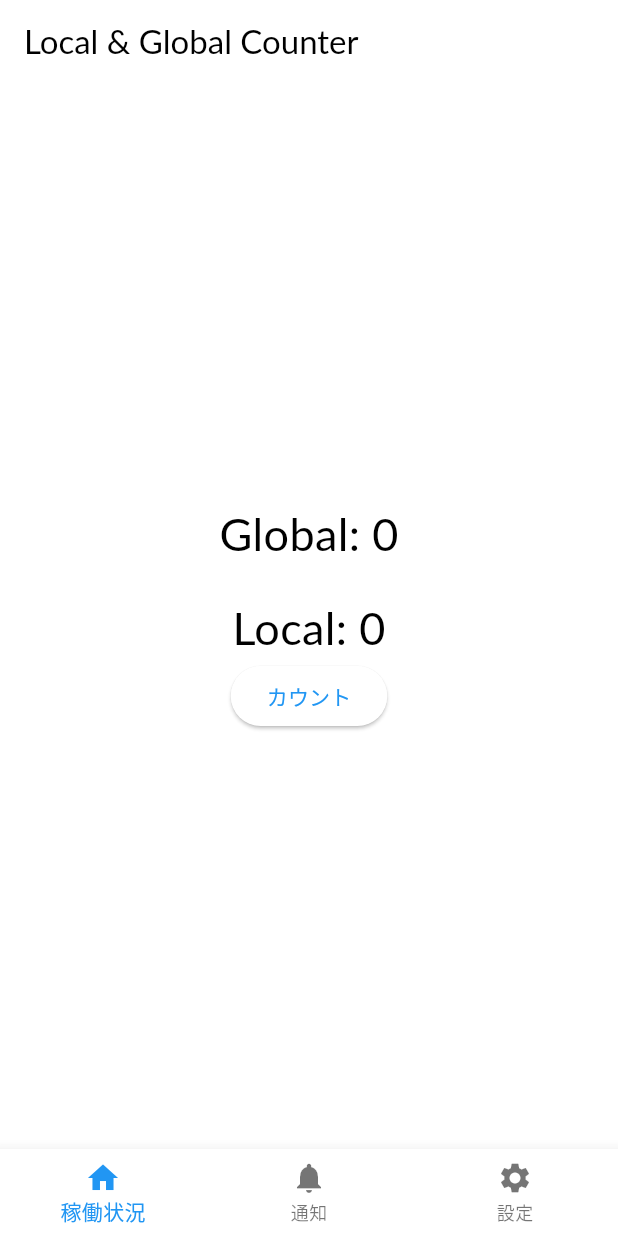
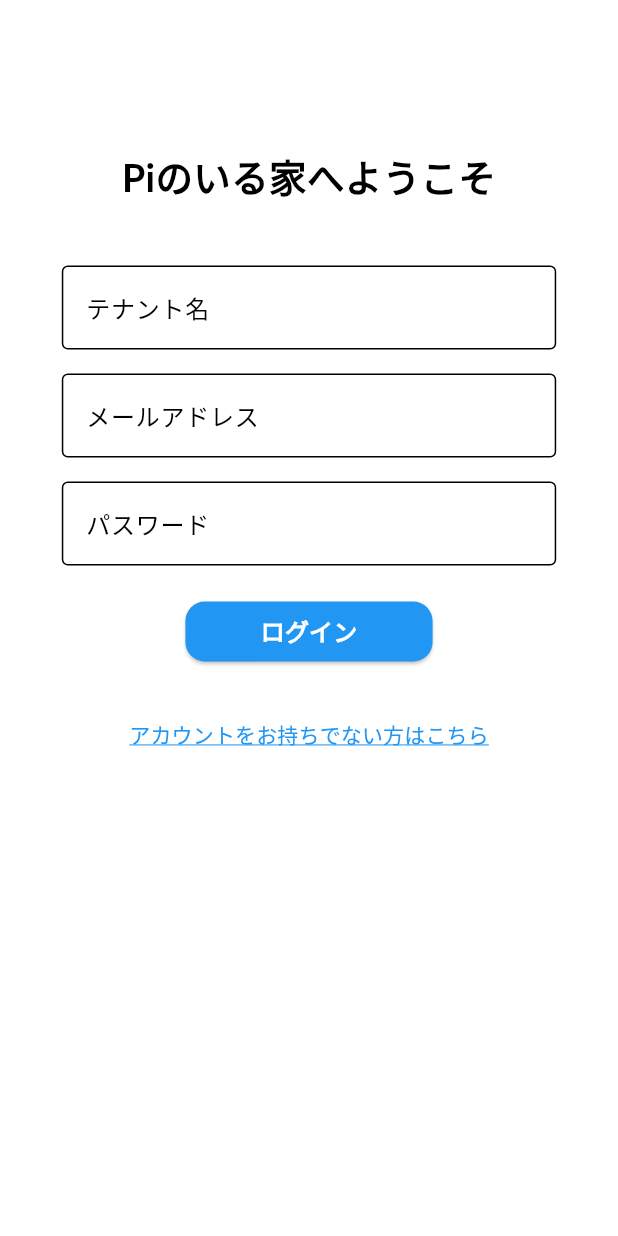
Before and after one commit to pis-house/pis-house-frontend, a Flutter app: the screen it shows after launch, on a phone screen of 412 x 824 dp. Run offline on Flutter 3.47's test engine with Material 3 defaults, Android fonts, the phone set to English and light mode, and no system bars; our stand-ins replace cloud_firestore, firebase_auth, firebase_core, flutter_hooks, flutter_secure_storage, go_router and 1 more; missing offline and left inert: ulid; accounts and stored records are empty; generated files the repository leaves out were written again; Roboto replaces fonts that are missing (Lato).

Commit message:
ログインページのレイアウトを実装

```diff
--- /dev/null
+++ b/lib/components/common/pis_button.dart
@@ -0,0 +1,66 @@
+import 'package:flutter/material.dart';
+
+class PisButton extends StatelessWidget {
+  final String label;
+  final VoidCallback? onPressed;
+  final bool isLoading;
+  final double? height;
+  final double? width;
+
+  const PisButton({
+    super.key,
+    required this.label,
+    this.onPressed,
+    this.isLoading = false,
+    this.height,
+    this.width,
+  });
+
+  @override
+  Widget build(BuildContext context) {
+    final theme = Theme.of(context);
+
+    final button = ElevatedButton(
+      style: ElevatedButton.styleFrom(
+        backgroundColor: theme.primaryColor,
+        foregroundColor: Colors.white,
+        shape: RoundedRectangleBorder(borderRadius: BorderRadius.circular(13)),
+      ),
+      onPressed: onPressed,
+      child: Row(
+        mainAxisSize: MainAxisSize.min,
+        mainAxisAlignment: MainAxisAlignment.center,
+        children: [
+          if (isLoading) ...[
+            SizedBox(
+              width: (height ?? 40) * 0.5,
+              height: (height ?? 40) * 0.5,
+              child: const CircularProgressIndicator(
+                color: Colors.white,
+                strokeWidth: 2,
+              ),
+            ),
+            const SizedBox(width: 8),
+          ],
+          Text(
+            label,
+            style: TextStyle(
+              fontSize: (height ?? 40) * 0.4,
+              fontWeight: FontWeight.bold,
+            ),
+          ),
+        ],
+      ),
+    );
+
+    final buttonWidget = (width != null || height != null)
+        ? SizedBox(
+            width: width,
+            height: height,
+            child: IgnorePointer(ignoring: isLoading, child: button),
+          )
+        : IgnorePointer(ignoring: isLoading, child: button);
+
+    return buttonWidget;
+  }
+}
--- /dev/null
+++ b/lib/components/common/pis_text_field.dart
@@ -0,0 +1,53 @@
+import 'package:flutter/material.dart';
+
+class PisTextField extends StatelessWidget {
+  final String label;
+  final bool obscureText;
+  final String? errorText;
+  final double? width;
+  final double? height;
+  final ValueChanged<String>? onChanged;
+
+  const PisTextField({
+    super.key,
+    required this.label,
+    this.obscureText = false,
+    this.errorText,
+    this.width,
+    this.height,
+    this.onChanged,
+  });
+
+  @override
+  Widget build(BuildContext context) {
+    final textField = TextField(
+      obscureText: obscureText,
+      onChanged: onChanged,
+      decoration: InputDecoration(
+        border: const OutlineInputBorder(),
+        labelText: label,
+      ),
+    );
+    final textFieldWidget = height != null
+        ? SizedBox(height: height, child: textField)
+        : textField;
+
+    return SizedBox(
+      width: width,
+      child: Column(
+        crossAxisAlignment: CrossAxisAlignment.start,
+        children: [
+          textFieldWidget,
+          if (errorText != null && errorText!.isNotEmpty)
+            Padding(
+              padding: const EdgeInsets.only(top: 4.0),
+              child: Text(
+                errorText!,
+                style: const TextStyle(color: Colors.red, fontSize: 12),
+              ),
+            ),
+        ],
+      ),
+    );
+  }
+}
--- a/lib/infrastructures/auth.dart
+++ b/lib/infrastructures/auth_service.dart
@@ -4,6 +4,8 @@ import 'package:pis_house_frontend/exceptions/tenant_exists_exception.dart';
 import 'package:pis_house_frontend/exceptions/tenant_join_exception.dart';
 import 'package:pis_house_frontend/exceptions/tenant_not_exists_exception.dart';
 import 'package:pis_house_frontend/exceptions/tenant_not_join_exception.dart';
+import 'package:pis_house_frontend/repositories/firebases/tenant_repository.dart';
+import 'package:pis_house_frontend/repositories/firebases/user_repository.dart';
 import 'package:pis_house_frontend/repositories/interfaces/tenant_repository_interface.dart';
 import 'package:pis_house_frontend/repositories/interfaces/user_repository_interface.dart';
 import 'package:pis_house_frontend/schemas/tenant_model.dart';
@@ -26,14 +28,14 @@ class AuthUser {
 }
 
 class AuthState {
-  final bool isLoggedIn;
+  final bool isSignIn;
   final AuthUser? user;
 
-  const AuthState({this.isLoggedIn = false, this.user});
+  const AuthState({this.isSignIn = false, this.user});
 
-  AuthState copyWith({bool? isLoggedIn, AuthUser? user}) {
+  AuthState copyWith({bool? isSignIn, AuthUser? user}) {
     return AuthState(
-      isLoggedIn: isLoggedIn ?? this.isLoggedIn,
+      isSignIn: isSignIn ?? this.isSignIn,
       user: user ?? this.user,
     );
   }
@@ -89,7 +91,7 @@ class AuthService extends StateNotifier<AuthState> {
       ),
     );
     state = state.copyWith(
-      isLoggedIn: true,
+      isSignIn: true,
       user: AuthUser(
         displayName: displayName,
         email: credential.user!.email ?? "",
@@ -143,7 +145,7 @@ class AuthService extends StateNotifier<AuthState> {
       ),
     );
     state = state.copyWith(
-      isLoggedIn: true,
+      isSignIn: true,
       user: AuthUser(
         displayName: newUser.displayName,
         email: credential.user!.email ?? "",
@@ -154,7 +156,7 @@ class AuthService extends StateNotifier<AuthState> {
     );
   }
 
-  Future<void> login({
+  Future<void> signIn({
     required String email,
     required String password,
     required String tenantName,
@@ -181,14 +183,24 @@ class AuthService extends StateNotifier<AuthState> {
       tenantId: existsTenant.id,
       userId: existUser.id,
     );
-    state = state.copyWith(isLoggedIn: true, user: user);
+    state = state.copyWith(isSignIn: true, user: user);
   }
 
-  Future<void> logout() async {
+  Future<void> signOut() async {
     await FirebaseAuth.instance.signOut();
     state = const AuthState();
   }
 
-  bool get isLoggedIn => state.isLoggedIn;
+  bool get isSignIn => state.isSignIn;
   AuthUser? get user => state.user;
 }
+
+final authServiceProvider = Provider<AuthService>((ref) {
+  final tenantRepository = ref.watch(tenantRepositoryProvider);
+  final userRepository = ref.watch(userRepositoryProvider);
+
+  return AuthService(
+    tenantRepository: tenantRepository,
+    userRepository: userRepository,
+  );
+});
--- a/lib/main.dart
+++ b/lib/main.dart
@@ -2,8 +2,6 @@ import 'package:flutter/material.dart';
 import 'package:hooks_riverpod/hooks_riverpod.dart';
 import 'package:pis_house_frontend/infrastructures/firebase_init.dart';
 import 'package:pis_house_frontend/route.dart';
-
-final authProvider = Provider((ref) {});
 
 void main() async {
   WidgetsFlutterBinding.ensureInitialized();
@@ -11,11 +9,12 @@ void main() async {
   runApp(const ProviderScope(child: MyApp()));
 }
 
-class MyApp extends StatelessWidget {
+class MyApp extends ConsumerWidget {
   const MyApp({super.key});
 
   @override
-  Widget build(BuildContext context) {
+  Widget build(BuildContext context, WidgetRef ref) {
+    final router = ref.watch(goRouterProvider);
     const ColorScheme defaultColors = ColorScheme.light(
       primary: Colors.blue,
       onPrimary: Colors.blueGrey,
--- /dev/null
+++ b/lib/pages/signin_page.dart
@@ -0,0 +1,132 @@
+import 'package:flutter/material.dart';
+import 'package:flutter_hooks/flutter_hooks.dart';
+import 'package:go_router/go_router.dart';
+import 'package:hooks_riverpod/hooks_riverpod.dart';
+import 'package:pis_house_frontend/components/common/pis_button.dart';
+import 'package:pis_house_frontend/components/common/pis_text_field.dart';
+
+class SigninForm {
+  String email;
+  String password;
+  String tenantName;
+
+  SigninForm({this.email = '', this.password = '', this.tenantName = ''});
+
+  SigninForm copyWith({String? email, String? password, String? tenantName}) {
+    return SigninForm(
+      email: email ?? this.email,
+      password: password ?? this.password,
+      tenantName: tenantName ?? this.tenantName,
+    );
+  }
+}
+
+class SigninPage extends HookConsumerWidget {
+  const SigninPage({super.key});
+
+  @override
+  Widget build(BuildContext context, WidgetRef ref) {
+    final formState = useState(SigninForm());
+    final colorContext = Theme.of(context);
+
+    return Scaffold(
+      body: LayoutBuilder(
+        builder: (context, constraints) {
+          final maxWidth = constraints.maxWidth < 500
+              ? constraints.maxWidth * 0.8
+              : 500.0;
+
+          return SingleChildScrollView(
+            child: ConstrainedBox(
+              constraints: BoxConstraints(minHeight: constraints.maxHeight),
+              child: Padding(
+                padding: const EdgeInsets.symmetric(vertical: 100.0),
+                child: Align(
+                  alignment: Alignment.topCenter,
+                  child: ConstrainedBox(
+                    constraints: BoxConstraints(maxWidth: maxWidth),
+                    child: Column(
+                      crossAxisAlignment: CrossAxisAlignment.stretch,
+                      children: [
+                        Align(
+                          alignment: Alignment.center,
+                          child: Text(
+                            'Piのいる家へようこそ',
+                            style: TextStyle(
+                              fontSize: 25,
+                              fontWeight: FontWeight.bold,
+                            ),
+                          ),
+                        ),
+                        const SizedBox(height: 40),
+                        PisTextField(
+                          label: "テナント名",
+                          onChanged: (value) {
+                            formState.value = formState.value.copyWith(
+                              tenantName: value,
+                            );
+                          },
+                        ),
+                        const SizedBox(height: 16),
+                        PisTextField(
+                          label: "メールアドレス",
+                          onChanged: (value) {
+                            formState.value = formState.value.copyWith(
+                              email: value,
+                            );
+                          },
+                        ),
+                        const SizedBox(height: 16),
+                        PisTextField(
+                          label: "パスワード",
+                          obscureText: true,
+                          onChanged: (value) {
+                            formState.value = formState.value.copyWith(
+                              password: value,
+                            );
+                          },
+                        ),
+                        const SizedBox(height: 24),
+                        Align(
+                          alignment: Alignment.center,
+                          child: PisButton(
+                            width: maxWidth * 0.5,
+                            height: 40,
+                            label: 'ログイン',
+                            onPressed: () {},
+                          ),
+                        ),
+                        const SizedBox(height: 24),
+                        Align(
+                          alignment: Alignment.center,
+                          child: TextButton(
+                            onPressed: () {
+                              context.go('/signup');
+                            },
+                            style: TextButton.styleFrom(
+                              padding: EdgeInsets.zero,
+                              minimumSize: Size(0, 0),
+                            ),
+                            child: Text(
+                              'アカウントをお持ちでない方はこちら',
+                              style: TextStyle(
+                                fontSize: 14,
+                                decoration: TextDecoration.underline,
+                                decorationColor: colorContext.primaryColor,
+                                color: colorContext.primaryColor,
+                              ),
+                            ),
+                          ),
+                        ),
+                      ],
+                    ),
+                  ),
+                ),
+              ),
+            ),
+          );
+        },
+      ),
+    );
+  }
+}
--- a/lib/repositories/firebases/device_repository.dart
+++ b/lib/repositories/firebases/device_repository.dart
@@ -1,4 +1,5 @@
 import 'package:cloud_firestore/cloud_firestore.dart';
+import 'package:hooks_riverpod/hooks_riverpod.dart';
 import 'package:pis_house_frontend/repositories/interfaces/device_repository_interface.dart';
 import 'package:pis_house_frontend/schemas/device_model.dart';
 
@@ -77,3 +78,7 @@ class DeviceRepository implements DeviceRepositoryInterface {
     return device;
   }
 }
+
+final deviceRepositoryProvider = Provider<DeviceRepositoryInterface>(
+  (ref) => DeviceRepository(),
+);
--- a/lib/repositories/firebases/notification_repository.dart
+++ b/lib/repositories/firebases/notification_repository.dart
@@ -1,4 +1,5 @@
 import 'package:cloud_firestore/cloud_firestore.dart';
+import 'package:hooks_riverpod/hooks_riverpod.dart';
 import 'package:pis_house_frontend/repositories/interfaces/notification_repository_interface.dart';
 import 'package:pis_house_frontend/schemas/notification_model.dart';
 
@@ -20,3 +21,8 @@ class NotificationRepository implements NotificationRepositoryInterface {
     });
   }
 }
+
+final notificationRepositoryProvider =
+    Provider<NotificationRepositoryInterface>(
+      (ref) => NotificationRepository(),
+    );
--- a/lib/repositories/firebases/tenant_repository.dart
+++ b/lib/repositories/firebases/tenant_repository.dart
@@ -1,4 +1,5 @@
 import 'package:cloud_firestore/cloud_firestore.dart';
+import 'package:hooks_riverpod/hooks_riverpod.dart';
 import 'package:pis_house_frontend/repositories/interfaces/tenant_repository_interface.dart';
 import 'package:pis_house_frontend/schemas/tenant_model.dart';
 
@@ -66,3 +67,7 @@ class TenantRepository implements TenantRepositoryInterface {
     return TenantModel.fromJson(snapshot.data() as Map<String, dynamic>);
   }
 }
+
+final tenantRepositoryProvider = Provider<TenantRepositoryInterface>(
+  (ref) => TenantRepository(),
+);
--- a/lib/repositories/firebases/user_repository.dart
+++ b/lib/repositories/firebases/user_repository.dart
@@ -1,4 +1,5 @@
 import 'package:cloud_firestore/cloud_firestore.dart';
+import 'package:hooks_riverpod/hooks_riverpod.dart';
 import 'package:pis_house_frontend/repositories/interfaces/user_repository_interface.dart';
 import 'package:pis_house_frontend/schemas/user_model.dart';
 
@@ -64,3 +65,7 @@ class UserRepository implements UserRepositoryInterface {
     return UserModel.fromJson(snapshot.data() as Map<String, dynamic>);
   }
 }
+
+final userRepositoryProvider = Provider<UserRepositoryInterface>(
+  (ref) => UserRepository(),
+);
--- a/lib/route.dart
+++ b/lib/route.dart
@@ -1,11 +1,15 @@
 import 'package:flutter/material.dart';
 import 'package:go_router/go_router.dart';
+import 'package:hooks_riverpod/hooks_riverpod.dart';
+import 'package:pis_house_frontend/infrastructures/auth_service.dart';
 import 'package:pis_house_frontend/pages/notice_page.dart';
 import 'package:pis_house_frontend/pages/operational_status_page.dart';
 import 'package:pis_house_frontend/pages/setting_page.dart';
+import 'package:pis_house_frontend/pages/signin_page.dart';
 import 'package:pis_house_frontend/pages/tab_page.dart';
 
-final GoRouter router = GoRouter(
+final goRouterProvider = Provider<GoRouter>((ref) {
+  return GoRouter(
     routes: [
       ShellRoute(
         builder: (BuildContext context, GoRouterState state, Widget child) =>
@@ -28,13 +32,20 @@ final GoRouter router = GoRouter(
           ),
         ],
       ),
-    GoRoute(path: '/login', builder: (context, state) => const Placeholder()),
+      GoRoute(path: '/signin', builder: (context, state) => const SigninPage()),
       GoRoute(
-      path: '/register',
+        path: '/signup',
         builder: (context, state) => const Placeholder(),
       ),
     ],
     redirect: (context, state) {
+      final authService = ref.watch(authServiceProvider);
+      final isSignInLocation = state.uri.toString() == '/signin';
+      final isSignUpLocation = state.uri.toString() == '/signup';
+      if (!authService.isSignIn && !isSignInLocation && !isSignUpLocation) {
+        return '/signin';
+      }
       return null;
     },
   );
+});
```
Lines whose indentation alone changed are shown as unchanged.
